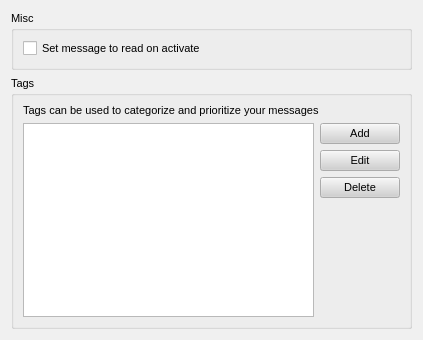
RetroShare/RetroShare, file retroshare-gui/src/gui/settings/MessagePage.ui: the form before one commit.
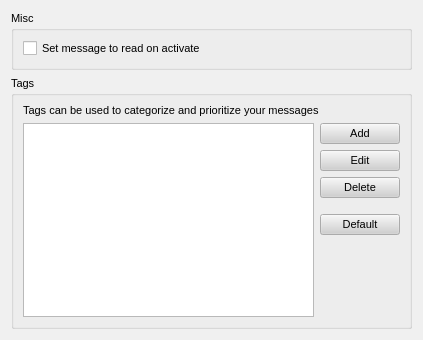
The form after the commit.

Commit message: the default tags can be reset to standard in the settings

Patch:
```diff
--- a/retroshare-gui/src/gui/settings/MessagePage.ui
+++ b/retroshare-gui/src/gui/settings/MessagePage.ui
@@ -529,7 +529,7 @@
         </property>
        </widget>
       </item>
-      <item row="1" column="0" rowspan="4">
+      <item row="1" column="0" rowspan="6">
        <widget class="QListWidget" name="tags_listWidget"/>
       </item>
       <item row="1" column="1">
@@ -546,6 +546,19 @@
         </property>
        </widget>
       </item>
+      <item row="6" column="1">
+       <spacer name="verticalSpacer">
+        <property name="orientation">
+         <enum>Qt::Vertical</enum>
+        </property>
+        <property name="sizeHint" stdset="0">
+         <size>
+          <width>38</width>
+          <height>116</height>
+         </size>
+        </property>
+       </spacer>
+      </item>
       <item row="3" column="1">
        <widget class="QPushButton" name="deletepushButton">
         <property name="text">
@@ -553,15 +566,25 @@
         </property>
        </widget>
       </item>
+      <item row="5" column="1">
+       <widget class="QPushButton" name="defaultTagButton">
+        <property name="text">
+         <string>Default</string>
+        </property>
+       </widget>
+      </item>
       <item row="4" column="1">
-       <spacer name="verticalSpacer">
+       <spacer name="verticalSpacer_2">
         <property name="orientation">
          <enum>Qt::Vertical</enum>
         </property>
+        <property name="sizeType">
+         <enum>QSizePolicy::Fixed</enum>
+        </property>
         <property name="sizeHint" stdset="0">
          <size>
-          <width>38</width>
-          <height>116</height>
+          <width>20</width>
+          <height>10</height>
          </size>
         </property>
        </spacer>
```
The commit also changes 4 other files.
